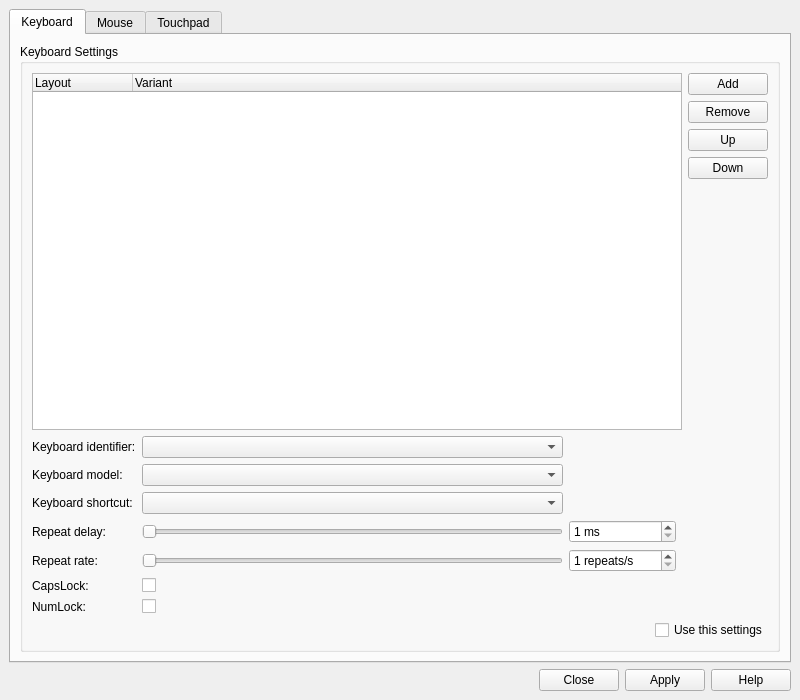
Old version of the form sway_input_config/ui/mainwindow.ui in the repository Sunderland93/sway-input-config.
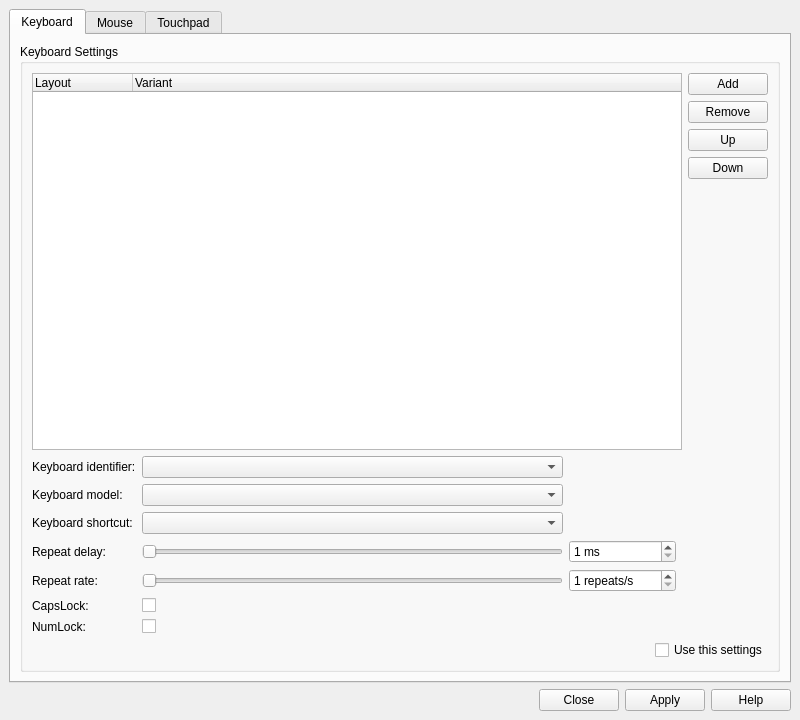
New version of the form.

What changed in the file:
```diff
--- a/sway_input_config/ui/mainwindow.ui
+++ b/sway_input_config/ui/mainwindow.ui
@@ -7,19 +7,19 @@
     <x>0</x>
     <y>0</y>
     <width>800</width>
-    <height>700</height>
+    <height>720</height>
    </rect>
   </property>
   <property name="minimumSize">
    <size>
     <width>800</width>
-    <height>700</height>
+    <height>720</height>
    </size>
   </property>
   <property name="maximumSize">
    <size>
     <width>800</width>
-    <height>700</height>
+    <height>720</height>
    </size>
   </property>
   <property name="windowTitle">
```
